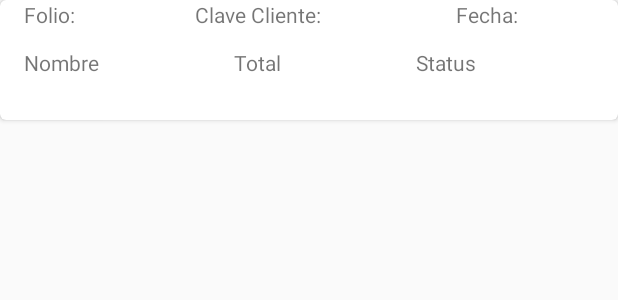
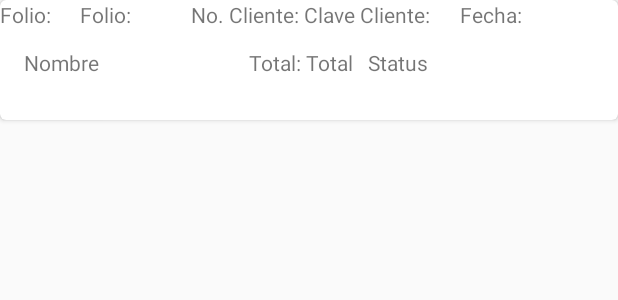
Before and after one commit to hiramcastrod/hiram-vendimia, an Android app: the layout sales_view_holder.xml on its own in the app's theme, with its tools: preview values and no code run, on a phone screen of 412 x 824 dp. Shown: the top 300 px of the screen. Run offline under Robolectric (Android 15) with nearby library versions, the phone set to English and light mode, and no system bars; network calls fail.

```diff
--- a/app/build.gradle
+++ b/app/build.gradle
@@ -38,4 +38,5 @@ dependencies {
     implementation 'org.slf4j:slf4j-nop:1.7.25'
     implementation 'com.android.support:recyclerview-v7:27.1.1'
     implementation 'com.android.support:cardview-v7:27.1.1'
+    implementation 'com.android.volley:volley:1.1.0'
 }
--- a/app/src/main/AndroidManifest.xml
+++ b/app/src/main/AndroidManifest.xml
@@ -1,6 +1,7 @@
 <?xml version="1.0" encoding="utf-8"?>
 <manifest xmlns:android="http://schemas.android.com/apk/res/android"
     package="hiram.vendimia">
+    <uses-permission android:name="android.permission.INTERNET" />
 
     <application
         android:allowBackup="true"
--- a/app/src/main/res/layout/sales_view_holder.xml
+++ b/app/src/main/res/layout/sales_view_holder.xml
@@ -26,19 +26,27 @@
             android:layout_weight=".6"
             >
         <TextView
+             android:layout_width="wrap_content"
+             android:layout_height="wrap_content"
+             android:text="Folio: "/>
+        <TextView
             android:layout_marginStart="@dimen/general_padding"
             android:id="@+id/rv_folio"
             android:layout_width="wrap_content"
             android:layout_height="wrap_content"
             android:text="@string/folio"
-            android:layout_marginEnd="80dp"
+            android:layout_marginEnd="40dp"
             />
+            <TextView
+                android:layout_width="wrap_content"
+                android:layout_height="wrap_content"
+                android:text="No. Cliente: "/>
         <TextView
             android:id="@+id/rv_cclient"
             android:layout_width="wrap_content"
             android:layout_height="wrap_content"
             android:text="@string/client_number"
-            android:layout_marginEnd="90dp"
+            android:layout_marginEnd="20dp"
             />
         <TextView
             android:id="@+id/rv_date"
@@ -57,14 +65,18 @@
             android:layout_width="wrap_content"
             android:layout_height="wrap_content"
             android:text="@string/name"
-            android:layout_marginEnd="90dp"
+            android:layout_marginEnd="100dp"
             />
+        <TextView
+            android:layout_width="wrap_content"
+            android:layout_height="wrap_content"
+            android:text="Total: "/>
         <TextView
             android:id="@+id/rv_total"
             android:layout_width="wrap_content"
             android:layout_height="wrap_content"
             android:text="@string/total"
-            android:layout_marginEnd="90dp"
+            android:layout_marginEnd="10dp"
             />
         <TextView
             android:id="@+id/rv_status"
```
Also changed, not shown: app/src/main/java/hiram/vendimia/fragments/SalesFragment.java (+58 -9 lines), app/src/main/java/hiram/vendimia/services/indexApi.java (added, +32 -0 lines), app/src/main/res/layout/fragment_new_sale.xml (+25 -4 lines).
